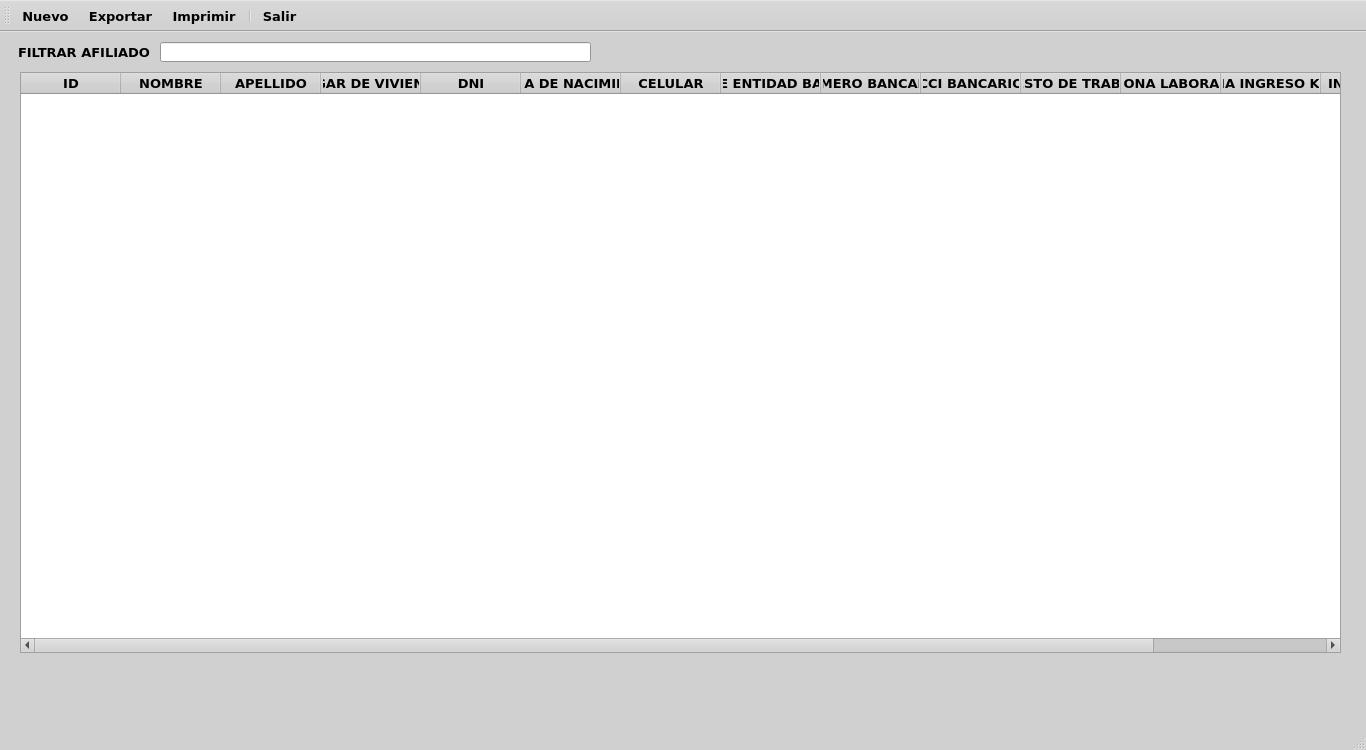
First picture: the form in ui/lista_afiliados.ui, repository EdwardsBC/SutrakomaqV2, before the edit.
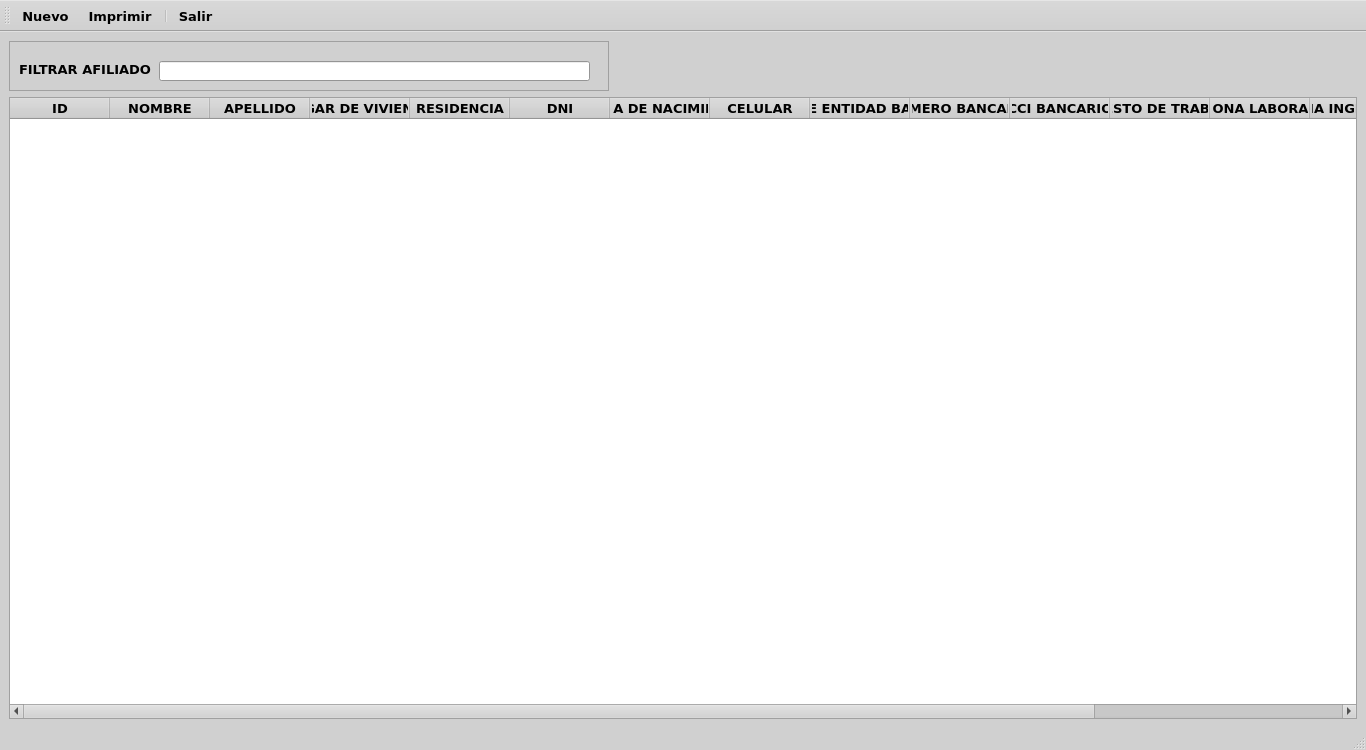
Second picture: the form after the edit. Icons and pictures are not drawn.

```diff
--- a/ui/lista_afiliados.ui
+++ b/ui/lista_afiliados.ui
@@ -475,21 +475,26 @@
    <string>Lista de Afiliados</string>
   </property>
   <widget class="QWidget" name="centralwidget">
-   <widget class="QLineEdit" name="lineEdit">
-    <property name="geometry">
-     <rect>
-      <x>160</x>
-      <y>10</y>
-      <width>431</width>
-      <height>20</height>
-     </rect>
-    </property>
-   </widget>
+   <layout class="QVBoxLayout" name="verticalLayout">
+    <item>
+     <widget class="QFrame" name="frame">
+      <property name="maximumSize">
+       <size>
+        <width>600</width>
+        <height>50</height>
+       </size>
+      </property>
+      <property name="frameShape">
+       <enum>QFrame::Shape::StyledPanel</enum>
+      </property>
+      <property name="frameShadow">
+       <enum>QFrame::Shadow::Raised</enum>
+      </property>
    <widget class="QLabel" name="label">
     <property name="geometry">
      <rect>
-      <x>18</x>
-      <y>12</y>
+         <x>10</x>
+         <y>20</y>
       <width>141</width>
       <height>16</height>
      </rect>
@@ -498,18 +503,23 @@
      <string>FILTRAR AFILIADO</string>
     </property>
    </widget>
+      <widget class="QLineEdit" name="lineEdit">
+       <property name="geometry">
+        <rect>
+         <x>150</x>
+         <y>20</y>
+         <width>431</width>
+         <height>20</height>
+        </rect>
+       </property>
+      </widget>
+     </widget>
+    </item>
+    <item>
    <widget class="QTableWidget" name="tableWidget">
     <property name="enabled">
      <bool>true</bool>
     </property>
-    <property name="geometry">
-     <rect>
-      <x>20</x>
-      <y>40</y>
-      <width>1321</width>
-      <height>581</height>
-     </rect>
-    </property>
     <property name="sizePolicy">
      <sizepolicy hsizetype="Preferred" vsizetype="Preferred">
       <horstretch>0</horstretch>
@@ -984,6 +994,11 @@
       <string>LUGAR DE VIVIENDA</string>
      </property>
     </column>
+      <column>
+       <property name="text">
+        <string>RESIDENCIA</string>
+       </property>
+      </column>
     <column>
      <property name="text">
       <string>DNI</string>
@@ -1036,10 +1051,12 @@
     </column>
     <column>
      <property name="text">
-      <string>VIGENCIA</string>
+        <string>ESTADO</string>
      </property>
     </column>
    </widget>
+    </item>
+   </layout>
   </widget>
   <widget class="QMenuBar" name="menubar">
    <property name="geometry">
@@ -1072,7 +1089,6 @@
     <bool>false</bool>
    </attribute>
    <addaction name="actionNuevo"/>
-   <addaction name="actionExportar"/>
    <addaction name="actionImprimir"/>
    <addaction name="separator"/>
    <addaction name="actionSalir"/>
@@ -1086,18 +1102,6 @@
     <string>Nuevo</string>
    </property>
   </action>
-  <action name="actionExportar">
-   <property name="enabled">
-    <bool>true</bool>
-   </property>
-   <property name="icon">
-    <iconset resource="../resources.qrc">
-     <normaloff>:/icons/resources/icons/exportar.png</normaloff>:/icons/resources/icons/exportar.png</iconset>
-   </property>
-   <property name="text">
-    <string>Exportar</string>
-   </property>
-  </action>
   <action name="actionSalir">
    <property name="icon">
     <iconset resource="../resources.qrc">
```
Left out of the diff: 8 changed lines with no effect on the pictures. Lines whose indentation alone changed are shown as unchanged.
